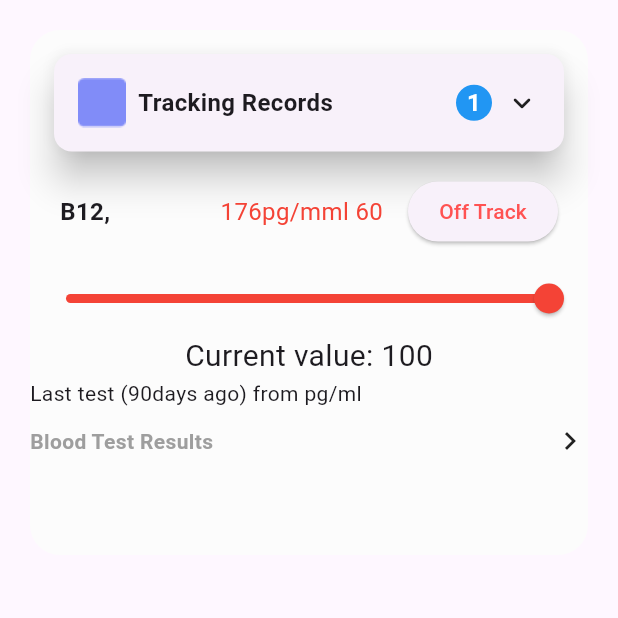
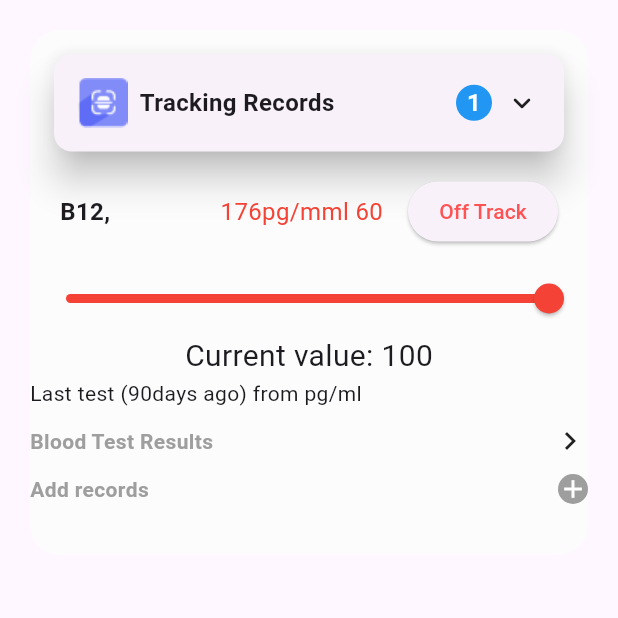
Before and after one commit to zahrawm/Medi-board-projects, a Flutter app: the MediVisitDetails screen opened directly, on a phone screen of 412 x 824 dp, the top half of it. Run offline on Flutter 3.47's test engine with Material 3 defaults, Android fonts, the light colour scheme and no system bars.

Commit message:
Codes  updated

```diff
--- a/medi_ui/lib/main.dart
+++ b/medi_ui/lib/main.dart
@@ -1,6 +1,5 @@
 import 'package:flutter/material.dart';
 import 'package:medi_ui/screen/home_screen.dart';
-import 'package:medi_ui/screen/report_screen.dart';
 
 void main() {
   runApp(const MyApp());
@@ -18,13 +17,8 @@ class MyApp extends StatelessWidget {
         colorScheme: ColorScheme.fromSeed(seedColor: Colors.deepPurple),
         useMaterial3: true,
       ),
-       initialRoute: '/home',
-    routes: {
-      '/home': (context) => HomeScreen(),
+       home: HomeScreen(),
 
-      '/reports': (context) => ReportScreen(),
-      //'/profile': (context) => ProfileScreen(),
-    },
     );
   }
 }
--- a/medi_ui/lib/screen/medi_visit_details.dart
+++ b/medi_ui/lib/screen/medi_visit_details.dart
@@ -29,7 +29,7 @@ class _MediVisitDetailsState extends State<MediVisitDetails> {
               children: [
                 const MedicalWidgets(
                   text: 'Tracking Records',
-                  image: 'assets/medi-records.png',
+                  image: 'assets/medi_records.png',
                   color: Colors.blue,
                 ),
                 Padding(
@@ -104,6 +104,7 @@ class _MediVisitDetailsState extends State<MediVisitDetails> {
                   height: 10,
                 ),
                 Row(
+                  mainAxisAlignment: MainAxisAlignment.start,
                   children: [
                     Text(
                       'Blood Test Results ',
@@ -116,9 +117,36 @@ class _MediVisitDetailsState extends State<MediVisitDetails> {
                     Icon(
                       Icons.chevron_right,
                     ),
-                    SizedBox(
-                      height: 10,
+                  ],
+                ),
+                SizedBox(
+                  height: 10,
+                ),
+                Row(
+                  children: [
+                    Text(
+                      'Add records ',
+                      style: TextStyle(
+                        color: Colors.grey,
+                        fontWeight: FontWeight.bold,
+                      ),
                     ),
+                    Spacer(),
+                    Container(
+                      width: 20,
+                      height: 20,
+                      decoration: BoxDecoration(
+                        shape: BoxShape.circle,
+                        color: Colors.grey,
+                      ),
+                      child: Center(
+                        child: Icon(
+                          Icons.add,
+                          color: Colors.white,
+                          size: 20,
+                        ),
+                      ),
+                    )
                   ],
                 )
               ],
```
Also changed, not shown: medi_ui/assets/medi-records.png (deleted), medi_ui/assets/medi_records.png (added).
